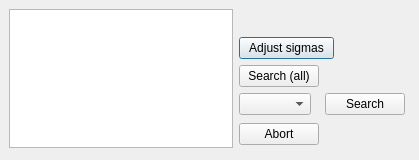
CompEphys-team/rtdo, file src/gui/wavegendialog.ui: the form before one commit.
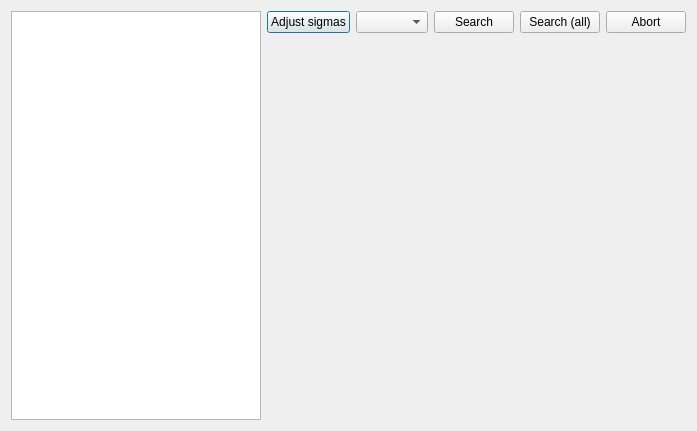
The form after the commit. Custom widgets are drawn as their Qt base class.

Commit message: Added a progress plotter for Wavegen

Patch:
```diff
--- a/src/gui/wavegendialog.ui
+++ b/src/gui/wavegendialog.ui
@@ -6,86 +6,61 @@
    <rect>
     <x>0</x>
     <y>0</y>
-    <width>419</width>
-    <height>160</height>
+    <width>697</width>
+    <height>431</height>
    </rect>
   </property>
   <property name="windowTitle">
    <string>Voltage clamp waveform generation</string>
   </property>
+  <layout class="QGridLayout" name="gridLayout">
+   <item row="0" column="0" rowspan="2">
+    <widget class="QListWidget" name="log"/>
+   </item>
+   <item row="0" column="1">
   <widget class="QPushButton" name="btnSigadjust">
-   <property name="geometry">
-    <rect>
-     <x>239</x>
-     <y>37</y>
-     <width>95</width>
-     <height>22</height>
-    </rect>
-   </property>
    <property name="text">
     <string>Adjust sigmas</string>
    </property>
   </widget>
-  <widget class="QPushButton" name="btnSearchAll">
-   <property name="geometry">
-    <rect>
-     <x>239</x>
-     <y>65</y>
-     <width>80</width>
-     <height>22</height>
-    </rect>
-   </property>
-   <property name="text">
-    <string>Search (all)</string>
-   </property>
-  </widget>
-  <widget class="QListWidget" name="log">
-   <property name="geometry">
-    <rect>
-     <x>9</x>
-     <y>9</y>
-     <width>224</width>
-     <height>139</height>
-    </rect>
-   </property>
-  </widget>
+   </item>
+   <item row="0" column="2">
+    <widget class="QComboBox" name="cbSearch"/>
+   </item>
+   <item row="0" column="3">
   <widget class="QPushButton" name="btnSearchOne">
-   <property name="geometry">
-    <rect>
-     <x>325</x>
-     <y>93</y>
-     <width>80</width>
-     <height>22</height>
-    </rect>
-   </property>
    <property name="text">
     <string>Search</string>
    </property>
   </widget>
-  <widget class="QComboBox" name="cbSearch">
-   <property name="geometry">
-    <rect>
-     <x>239</x>
-     <y>93</y>
-     <width>72</width>
-     <height>22</height>
-    </rect>
-   </property>
-  </widget>
+   </item>
+   <item row="0" column="4">
+    <widget class="QPushButton" name="btnSearchAll">
+     <property name="text">
+      <string>Search (all)</string>
+     </property>
+    </widget>
+   </item>
+   <item row="0" column="5">
   <widget class="QPushButton" name="btnAbort">
-   <property name="geometry">
-    <rect>
-     <x>239</x>
-     <y>123</y>
-     <width>80</width>
-     <height>22</height>
-    </rect>
-   </property>
    <property name="text">
     <string>Abort</string>
    </property>
   </widget>
+   </item>
+   <item row="1" column="1" colspan="5">
+    <widget class="WavegenProgressPlotter" name="progressPlotter" native="true"/>
+   </item>
+  </layout>
  </widget>
+ <customwidgets>
+  <customwidget>
+   <class>WavegenProgressPlotter</class>
+   <extends>QWidget</extends>
+   <header>wavegenprogressplotter.h</header>
+   <container>1</container>
+  </customwidget>
+ </customwidgets>
  <resources/>
  <connections/>
 </ui>
```
Lines whose indentation alone changed are shown as unchanged. The commit also changes 7 other files.
